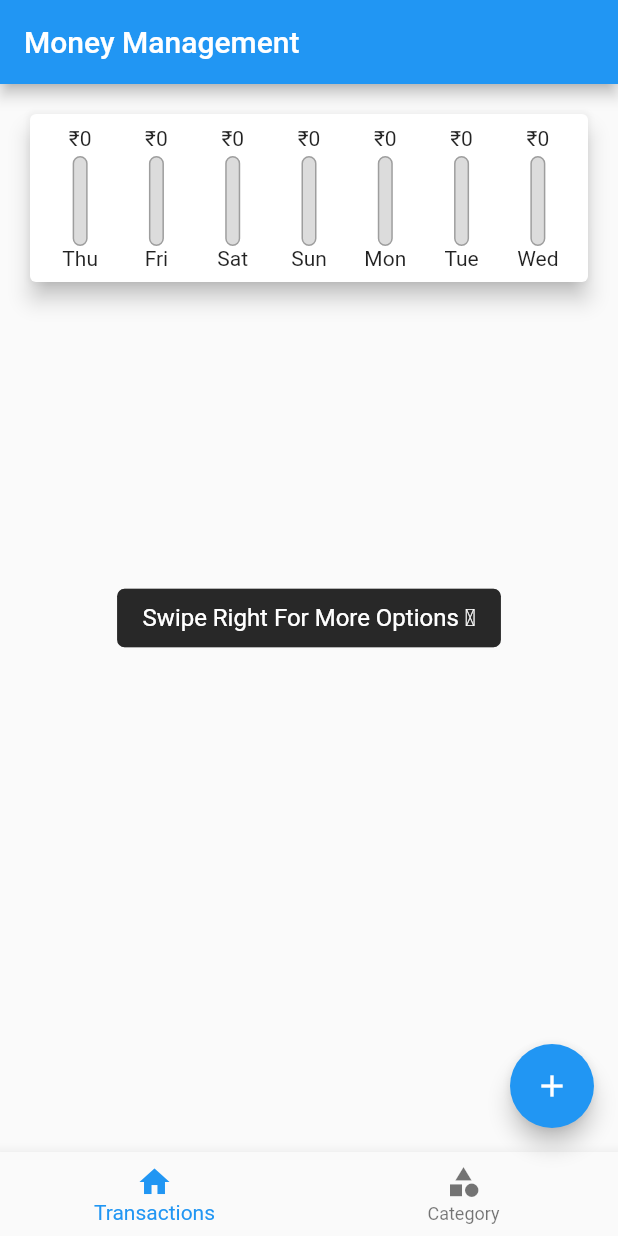
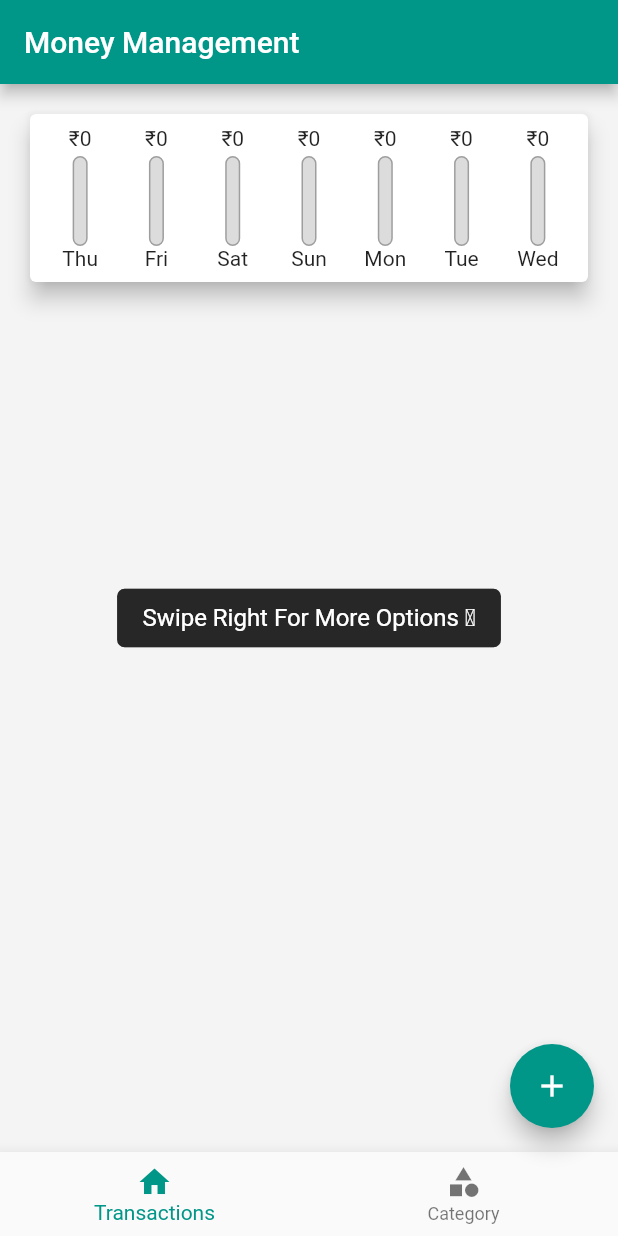
Before and after one commit to jans-johnson/Money_management_application_flutter, a Flutter app: the first screen one second after launch, on a phone screen of 412 x 824 dp. Run offline on Flutter 3.47's test engine with Material 2 defaults, Android fonts, the phone set to English and light mode, and no system bars; our stand-ins replace flutter_slidable, flutter_styled_toast, hive, hive_flutter; missing offline and left inert: modern_icon_picker; accounts and stored records are empty.

Commit message:
Deisgn Update

```diff
--- a/lib/main.dart
+++ b/lib/main.dart
@@ -38,7 +38,7 @@ class MyApp extends StatelessWidget {
         // or simply save your changes to "hot reload" in a Flutter IDE).
         // Notice that the counter didn't reset back to zero; the application
         // is not restarted.
-        primarySwatch: Colors.blue,
+        primarySwatch: Colors.teal,
       ),
       home: ScreenHome(),
     );
--- a/lib/screens/home/screen_home.dart
+++ b/lib/screens/home/screen_home.dart
@@ -20,6 +20,7 @@ class ScreenHome extends StatelessWidget {
       appBar: AppBar(
         title: Text("Money Management"),
       ),
+      backgroundColor: Color.fromARGB(255, 244, 244, 244),
       bottomNavigationBar: const MoneyManagerBottomNavigation(),
       body: ValueListenableBuilder(
         valueListenable: selectedIndexNotifier,
--- a/lib/screens/transactions/transaction_list.dart
+++ b/lib/screens/transactions/transaction_list.dart
@@ -14,7 +14,7 @@ class TransactionList extends StatelessWidget {
         valueListenable: TransactionDB.instance.transactionListNotifier,
         builder: (BuildContext context, newList, Widget? _) {
           Future.delayed(Duration.zero, () {
-            if (newList.length <= 3)
+            if (newList.length <= 3) {
               showToast(
                 'Swipe Right For More Options \u{2192}',
                 context: context,
@@ -26,6 +26,7 @@ class TransactionList extends StatelessWidget {
                 curve: Curves.ease,
                 reverseCurve: Curves.linear,
               );
+            }
           });
 
           return ListView.separated(
@@ -103,7 +104,7 @@ class TransactionList extends StatelessWidget {
             },
             separatorBuilder: (ctx, index) {
               return const SizedBox(
-                height: 2,
+                height: .5,
               );
             },
             itemCount: newList.length,
```
